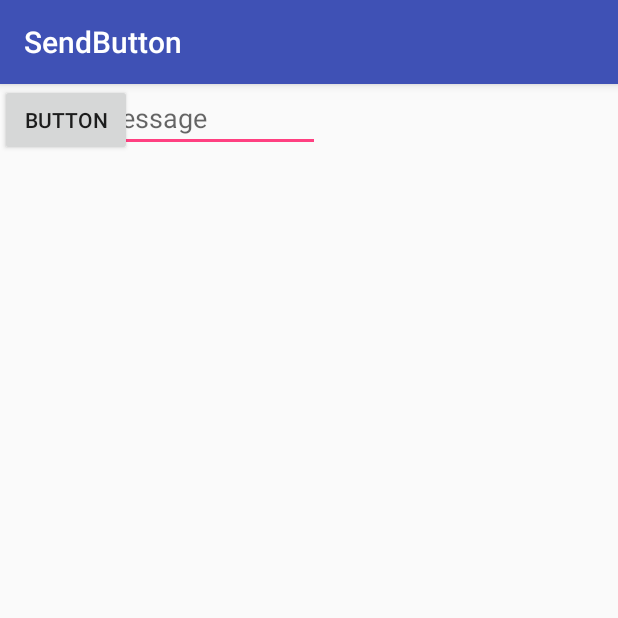
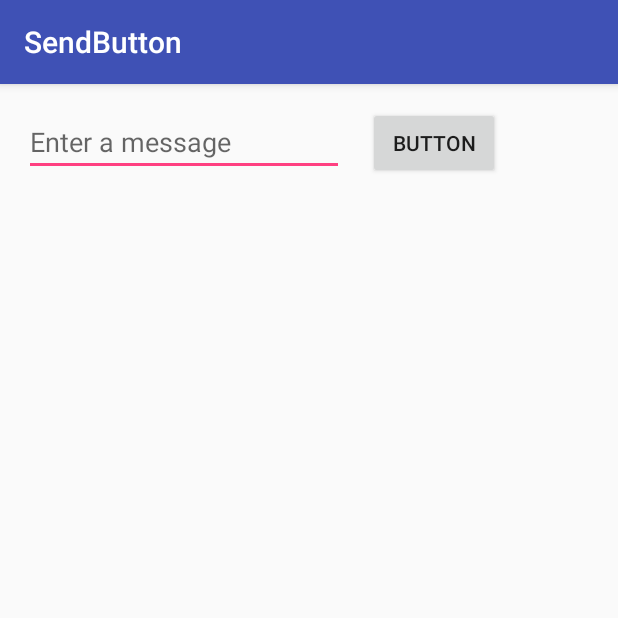
Before and after one commit to seleznova/SendButton, an Android app: the screen it shows after launch (MainActivity), on a phone screen of 412 x 824 dp, the top half of it. Run offline under Robolectric (Android 15) with nearby library versions, the phone set to English and light mode, and no system bars.

Commit message:
Final updates of UI

```diff
--- a/app/src/main/res/layout/activity_main.xml
+++ b/app/src/main/res/layout/activity_main.xml
@@ -13,15 +13,26 @@
         android:ems="10"
         android:hint="@string/edit_message"
         android:inputType="textPersonName"
-        tools:layout_editor_absoluteX="16dp"
-        tools:layout_editor_absoluteY="16dp" />
+        tools:layout_constraintTop_creator="1"
+        android:layout_marginStart="16dp"
+        android:layout_marginTop="16dp"
+        tools:layout_constraintLeft_creator="1"
+        app:layout_constraintLeft_toLeftOf="parent"
+        app:layout_constraintTop_toTopOf="parent"
+        android:layout_marginLeft="16dp" />
 
     <Button
         android:id="@+id/button"
         android:layout_width="wrap_content"
         android:layout_height="wrap_content"
+        android:layout_marginRight="16dp"
         android:text="Button"
-        tools:layout_editor_absoluteX="247dp"
-        tools:layout_editor_absoluteY="15dp"
-        tools:text="@string/button_send" />
+        tools:text="@string/button_send"
+        tools:layout_constraintTop_creator="1"
+        android:layout_marginStart="16dp"
+        android:layout_marginTop="15dp"
+        tools:layout_constraintLeft_creator="1"
+        app:layout_constraintTop_toTopOf="parent"
+        app:layout_constraintLeft_toRightOf="@+id/editText"
+        android:layout_marginLeft="16dp" />
 </android.support.constraint.ConstraintLayout>
```
